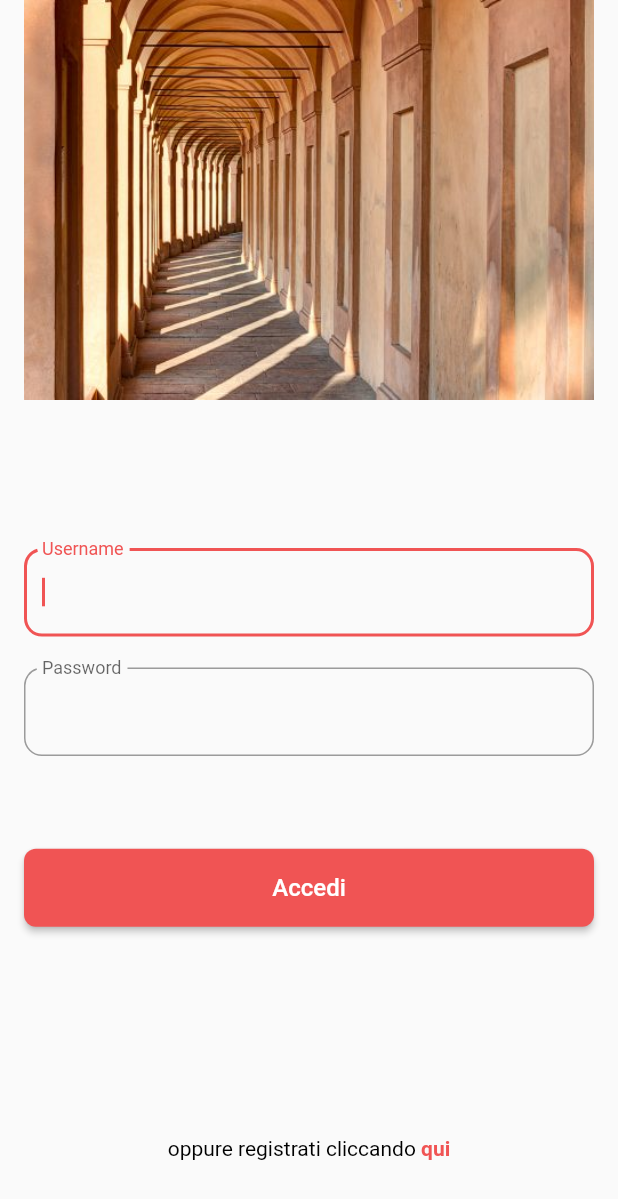
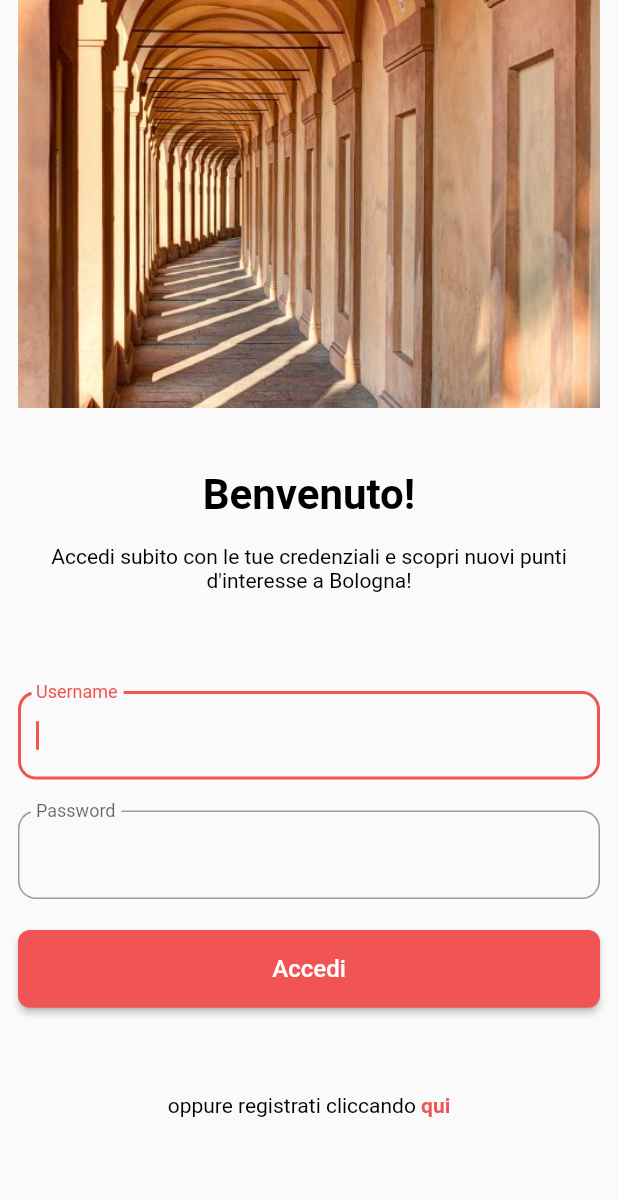
Before and after one commit to biancaraimondi/mobile, a Flutter app: the screen it shows after launch, on a phone screen of 412 x 824 dp. Shown: the top 1199 px of the screen. Run offline on Flutter 3.47's test engine with Material 2 defaults, Android fonts, the phone set to English and light mode, and no system bars; our stand-ins replace flutter_map, latlong2, location.

Commit message:
edited code

```diff
--- a/lib/authentication/login.dart
+++ b/lib/authentication/login.dart
@@ -1,5 +1,4 @@
 import 'dart:convert';
-
 import 'package:flutter/material.dart';
 
 import 'package:http/http.dart' as http;
@@ -9,6 +8,7 @@ import 'package:mobile/authentication/access_register_button.dart';
 import 'package:mobile/authentication/input_field.dart';
 
 import 'package:mobile/globals.dart' as globals;
+
 
 class SimpleLoginScreen extends StatefulWidget {
   const SimpleLoginScreen({Key? key}) : super(key: key);
@@ -100,11 +100,25 @@ class _SimpleLoginScreenState extends State<SimpleLoginScreen> {
 
     return Scaffold(
       body: Padding(
-        padding: const EdgeInsets.symmetric(horizontal: 16),
+        padding: const EdgeInsets.symmetric(horizontal: 12),
         child: ListView(
           children: [
             const Image(image: AssetImage('res/Bologna.jpeg')),
-            SizedBox(height: screenHeight * .12),
+            SizedBox(height: screenHeight * .05),
+            const Text(
+              "Benvenuto!",
+              textAlign: TextAlign.center,
+              style: TextStyle(
+                fontSize: 28,
+                fontWeight: FontWeight.bold,
+              ),
+            ),
+            SizedBox(height: screenHeight * .02),
+            const Text(
+              "Accedi subito con le tue credenziali e scopri nuovi punti d'interesse a Bologna!",
+              textAlign: TextAlign.center,
+            ),
+            SizedBox(height: screenHeight * .08),
             InputField(
               onChanged: (value) {
                 setState(() {
@@ -130,7 +144,7 @@ class _SimpleLoginScreenState extends State<SimpleLoginScreen> {
               textInputAction: TextInputAction.next,
             ),
             SizedBox(
-              height: screenHeight * .075,
+              height: screenHeight * .025,
             ),
             FormButton(
               text: "Accedi",
@@ -140,7 +154,7 @@ class _SimpleLoginScreenState extends State<SimpleLoginScreen> {
               }
             ),
             SizedBox(
-              height: screenHeight * .15,
+              height: screenHeight * .05,
             ),
             TextButton(
               onPressed: () => Navigator.push(
```
